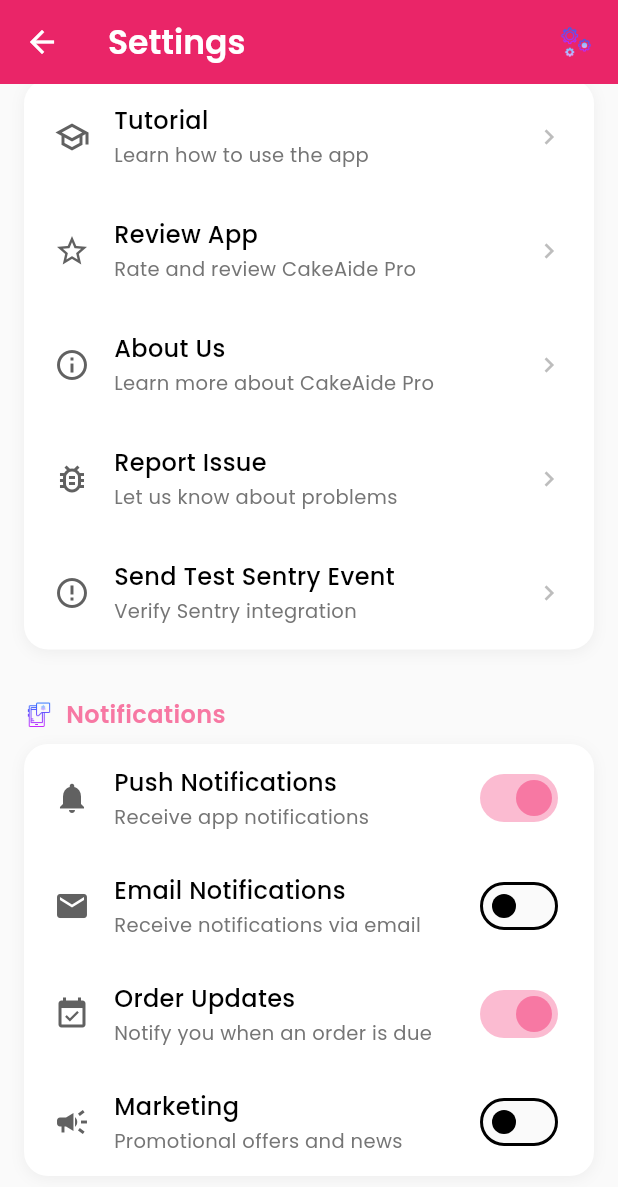
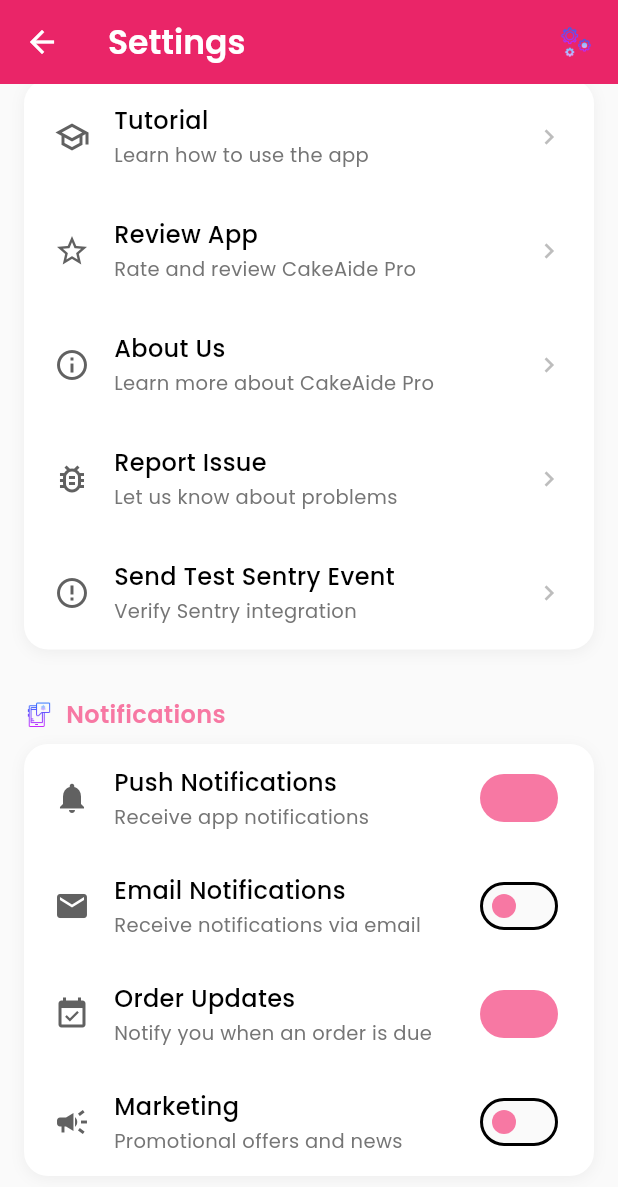
Before and after one commit to cakeaide18-ai/cake_aide_basic, a Flutter app: the SettingsScreen screen opened directly, scrolled down 862 dp, on a phone screen of 412 x 824 dp. Shown: the top 1187 px of the screen. Run offline on Flutter 3.47's test engine with Material 3 defaults, Android fonts, the phone set to English and light mode, and no system bars; our stand-ins replace cloud_firestore, file_picker, firebase_auth, firebase_core, flutter_local_notifications, google_fonts and 7 more; missing offline and left inert: background_fetch; accounts and stored records are empty; statements that could not run were skipped.

Commit message:
fix: update to Flutter 3.35.7 API compatibility
- Replace deprecated Switch activeThumbColor with thumbColor + WidgetStateProperty
- Use initialValue instead of value for DropdownButtonFormField (Flutter 3.35+ API)
- Update CI to use Flutter 3.35.7 to match local development environment
- All analyzer errors resolved

```diff
--- a/lib/screens/settings/settings_screen.dart
+++ b/lib/screens/settings/settings_screen.dart
@@ -1006,7 +1006,7 @@ class _SettingsScreenState extends State<SettingsScreen> {
           Switch(
             value: value,
             onChanged: onChanged,
-            activeThumbColor: Theme.of(context).colorScheme.primary,
+            thumbColor: WidgetStateProperty.all(Theme.of(context).colorScheme.primary),
           ),
         ],
       ),
@@ -1157,7 +1157,7 @@ class _SettingsScreenState extends State<SettingsScreen> {
               );
               if (mounted) setState(() {});
             },
-            activeThumbColor: Theme.of(context).colorScheme.primary,
+            thumbColor: WidgetStateProperty.all(Theme.of(context).colorScheme.primary),
           ),
         ],
       ),
```
Also changed, not shown: .github/workflows/ci.yaml, pubspec.lock.
